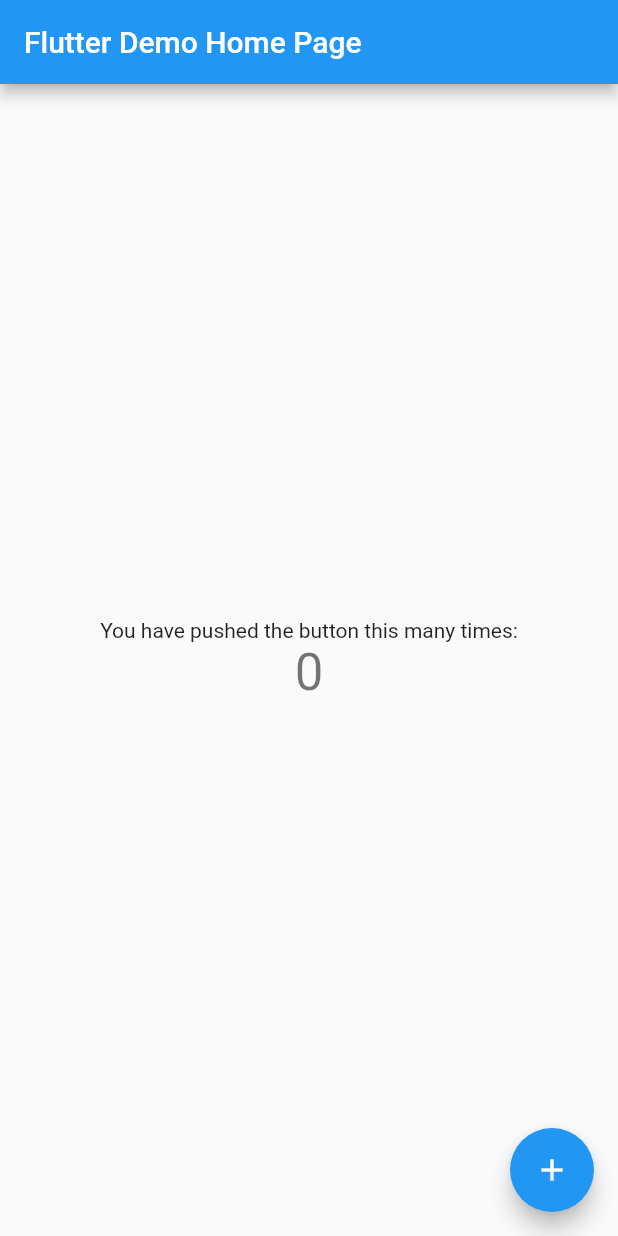
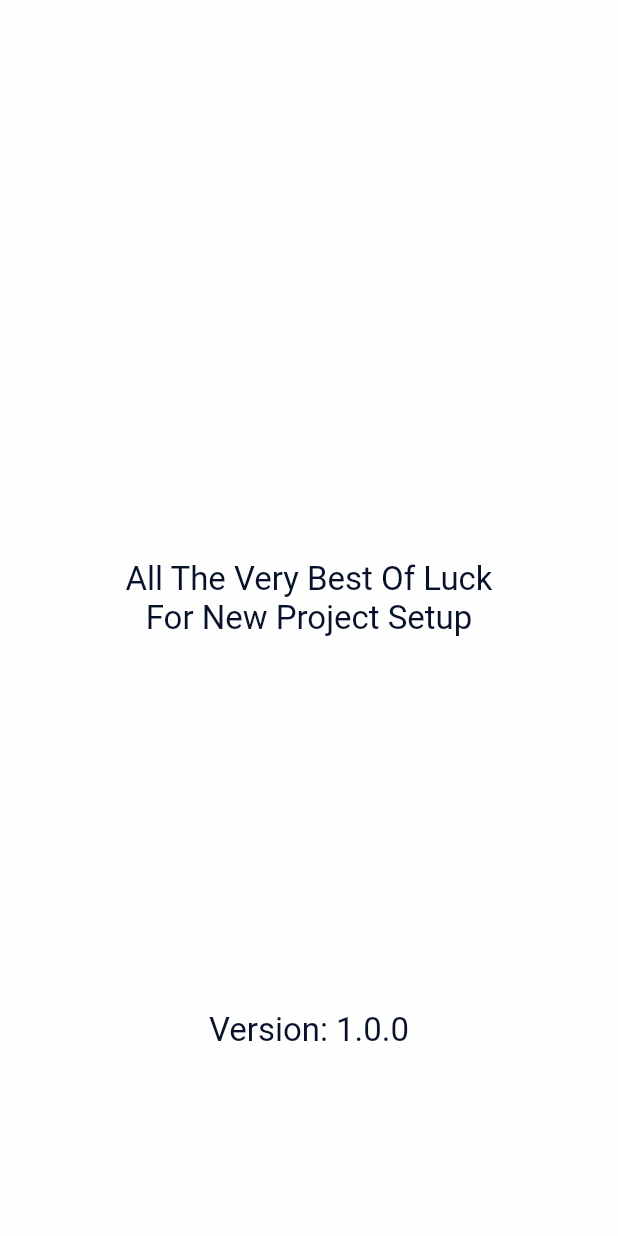
Before and after one commit to amit-flutter/Flutter-evpoint, a Flutter app: the screen it shows after launch, on a phone screen of 412 x 824 dp. Run offline on Flutter 3.47's test engine with Material 2 defaults, Android fonts, the phone set to English and light mode, and no system bars; our stand-ins replace dio, get, package_info_plus; Roboto replaces fonts that are missing (RobotoMono).

Commit message:
feat(base code): flutter base code for every new project setup

```diff
--- /dev/null
+++ b/lib/controller/app_common.dart
@@ -0,0 +1,17 @@
+import 'package:evpoint/utils/imports.dart';
+
+class AppCommonController extends GetxController {
+  Rx<PackageInfo> packageInfo = PackageInfo(appName: "", packageName: "", version: "", buildNumber: "").obs;
+
+  @override
+  Future<void> onInit() async {
+    packageInfo.value = await PackageInfo.fromPlatform();
+    super.onInit();
+  }
+
+  @override
+  void dispose() {
+    // TODO: implement dispose
+    super.dispose();
+  }
+}
--- a/lib/main.dart
+++ b/lib/main.dart
@@ -1,6 +1,7 @@
-import 'package:flutter/material.dart';
+import 'package:evpoint/utils/imports.dart';
 
 void main() {
+  WidgetsFlutterBinding.ensureInitialized();
   runApp(const MyApp());
 }
 
@@ -10,106 +11,11 @@
   // This widget is the root of your application.
   @override
   Widget build(BuildContext context) {
-    return MaterialApp(
-      title: 'Flutter Demo',
-      theme: ThemeData(
-        // This is the theme of your application.
-        //
-        // Try running your application with "flutter run". You'll see the
-        // application has a blue toolbar. Then, without quitting the app, try
-        // changing the primarySwatch below to Colors.green and then invoke
-        // "hot reload" (press "r" in the console where you ran "flutter run",
-        // or simply save your changes to "hot reload" in a Flutter IDE).
-        // Notice that the counter didn't reset back to zero; the application
-        // is not restarted.
-        primarySwatch: Colors.blue,
-      ),
-      home: const MyHomePage(title: 'Flutter Demo Home Page'),
+    return GetMaterialApp(
+      debugShowCheckedModeBanner: false,
+      initialRoute: RouteConst.kHome,
+      getPages: RouteConst().routePages,
+      theme: kLightTheme,
     );
   }
 }
-
-class MyHomePage extends StatefulWidget {
-  const MyHomePage({super.key, required this.title});
-
-  // This widget is the home page of your application. It is stateful, meaning
-  // that it has a State object (defined below) that contains fields that affect
-  // how it looks.
-
-  // This class is the configuration for the state. It holds the values (in this
-  // case the title) provided by the parent (in this case the App widget) and
-  // used by the build method of the State. Fields in a Widget subclass are
-  // always marked "final".
-
-  final String title;
-
-  @override
-  State<MyHomePage> createState() => _MyHomePageState();
-}
-
-class _MyHomePageState extends State<MyHomePage> {
-  int _counter = 0;
-
-  void _incrementCounter() {
-    setState(() {
-      // This call to setState tells the Flutter framework that something has
-      // changed in this State, which causes it to rerun the build method below
-      // so that the display can reflect the updated values. If we changed
-      // _counter without calling setState(), then the build method would not be
-      // called again, and so nothing would appear to happen.
-      _counter++;
-    });
-  }
-
-  @override
-  Widget build(BuildContext context) {
-    // This method is rerun every time setState is called, for instance as done
-    // by the _incrementCounter method above.
-    //
-    // The Flutter framework has been optimized to make rerunning build methods
-    // fast, so that you can just rebuild anything that needs updating rather
-    // than having to individually change instances of widgets.
-    return Scaffold(
-      appBar: AppBar(
-        // Here we take the value from the MyHomePage object that was created by
-        // the App.build method, and use it to set our appbar title.
-        title: Text(widget.title),
-      ),
-      body: Center(
-        // Center is a layout widget. It takes a single child and positions it
-        // in the middle of the parent.
-        child: Column(
-          // Column is also a layout widget. It takes a list of children and
-          // arranges them vertically. By default, it sizes itself to fit its
-          // children horizontally, and tries to be as tall as its parent.
-          //
-          // Invoke "debug painting" (press "p" in the console, choose the
-          // "Toggle Debug Paint" action from the Flutter Inspector in Android
-          // Studio, or the "Toggle Debug Paint" command in Visual Studio Code)
-          // to see the wireframe for each widget.
-          //
-          // Column has various properties to control how it sizes itself and
-          // how it positions its children. Here we use mainAxisAlignment to
-          // center the children vertically; the main axis here is the vertical
-          // axis because Columns are vertical (the cross axis would be
-          // horizontal).
-          mainAxisAlignment: MainAxisAlignment.center,
-          children: <Widget>[
-            const Text(
-              'You have pushed the button this many times:',
-            ),
-            Text(
-              '$_counter',
-              style: Theme.of(context).textTheme.headlineMedium,
-            ),
-          ],
-        ),
-      ),
-      floatingActionButton: FloatingActionButton(
-        onPressed: _incrementCounter,
-        tooltip: 'Increment',
-        child: const Icon(Icons.add),
-      ), // This trailing comma makes auto-formatting nicer for build methods.
-    );
-  }
-}
--- /dev/null
+++ b/lib/screen/home.dart
@@ -0,0 +1,27 @@
+import 'package:evpoint/controller/app_common.dart';
+import 'package:evpoint/utils/imports.dart';
+
+class HomeScreen extends StatelessWidget {
+  const HomeScreen({Key? key}) : super(key: key);
+
+  @override
+  Widget build(BuildContext context) {
+    AppCommonController appCommonController = Get.put(AppCommonController());
+    return Scaffold(
+      body: SizedBox(
+        width: Get.size.width,
+        child: Column(
+          mainAxisAlignment: MainAxisAlignment.spaceAround,
+          crossAxisAlignment: CrossAxisAlignment.center,
+          children: [
+            const SizedBox(),
+            const Text("All The Very Best Of Luck\nFor New Project Setup",textAlign: TextAlign.center),
+            Obx(() {
+              return Text("Version: ${appCommonController.packageInfo.value.version}");
+            })
+          ],
+        ),
+      ),
+    );
+  }
+}
--- /dev/null
+++ b/lib/utils/constant/route.dart
@@ -0,0 +1,19 @@
+import 'package:evpoint/utils/imports.dart';
+
+class RouteConst {
+  /// Routes name to directly navigate the route by its name
+
+  static const String kSplash = "/splash";
+  static const String kLogin = "/login";
+  static const String kHome = "/home";
+
+  /// Add this list variable into your GetMaterialApp as the value of getPages parameter.
+  /// You can get the reference to the above GetMaterialApp code.
+  final List<GetPage> _getPages = [
+    GetPage(name: kSplash, page: () => const SplashScreen()),
+    GetPage(name: kLogin, page: () => const LoginScreen()),
+    GetPage(name: kHome, page: () => const HomeScreen()),
+  ];
+
+  get routePages => _getPages;
+}
--- /dev/null
+++ b/lib/utils/constant/theme.dart
@@ -0,0 +1,68 @@
+import 'package:evpoint/utils/imports.dart';
+
+//Base Color
+const Color kPrimaryColor = Color(0xFF07122A);
+const Color kScaffoldBackgroundColor = Color(0xFFFEFEFE);
+
+//App Theme Color
+const Color kPrimaryTextColor = Color(0xFF07122A);
+const Color kSecondaryTextColor = Color(0xFF9DA0A8);
+const Color kThirdTextColor = Color(0xFFFFFFFF);
+
+
+ThemeData kLightTheme = ThemeData(
+  // useMaterial3: true,
+  primarySwatch: Colors.blue,
+  scaffoldBackgroundColor: kScaffoldBackgroundColor,
+  textTheme: const TextTheme(
+    bodyMedium: StyleConst.kDefaultTextStyle,
+  ),
+
+  inputDecorationTheme: InputDecorationTheme(
+    alignLabelWithHint: true,
+    focusColor: kPrimaryColor,
+    contentPadding: const EdgeInsets.only(left: 20),
+    labelStyle: StyleConst.kDefaultTextStyle,
+    suffixIconColor: kPrimaryColor,
+    border: StyleConst.outLineBorderStyle,
+    enabledBorder: StyleConst.outLineBorderStyle,
+    errorBorder: StyleConst.outLineBorderStyle.copyWith(
+      borderSide: const BorderSide(color: Colors.red, width: 2),
+    ),
+    focusedBorder: StyleConst.outLineBorderStyle.copyWith(
+      borderSide: const BorderSide(color: kPrimaryColor, width: 2),
+    ),
+  ),
+
+  outlinedButtonTheme: OutlinedButtonThemeData(
+    style: OutlinedButton.styleFrom(
+      foregroundColor: kPrimaryColor,
+      shape: RoundedRectangleBorder(borderRadius: BorderRadius.circular(10.0)),
+      textStyle: StyleConst.kDefaultTextStyle,
+    ),
+  ),
+
+  textSelectionTheme: TextSelectionThemeData(
+    cursorColor: kPrimaryColor,
+    selectionColor: kPrimaryColor.withOpacity(0.3),
+  ),
+);
+
+ThemeData kDarkTheme = ThemeData(
+  primarySwatch: Colors.blue,
+  textTheme: const TextTheme(
+    bodyLarge: TextStyle(
+      fontSize: 21,
+      color: Colors.green,
+      fontFamily: 'dancingScript',
+    ),
+    bodyMedium: TextStyle(
+      fontFamily: 'RobotoMono',
+    ),
+  ),
+  inputDecorationTheme: InputDecorationTheme(
+    border: OutlineInputBorder(
+      borderRadius: BorderRadius.circular(20),
+    ),
+  ),
+);
```
Also changed, not shown: lib/controller/network/api_calling.dart (added, +23 -0 lines), lib/screen/setup/login.dart (added, +10 -0 lines), lib/screen/setup/splash.dart (added, +10 -0 lines), lib/screen/widgets/small_widget.dart (added, +162 -0 lines), lib/utils/constant/strings.dart (added, +29 -0 lines), lib/utils/constant/style.dart (added, +14 -0 lines), lib/utils/imports.dart (added, +20 -0 lines), lib/utils/logger.dart (added, +69 -0 lines), package_installation.txt (added, +18 -0 lines), pubspec.yaml (+23 -53 lines), assets/images/icon.png (added), pubspec.lock, 34 other files.
